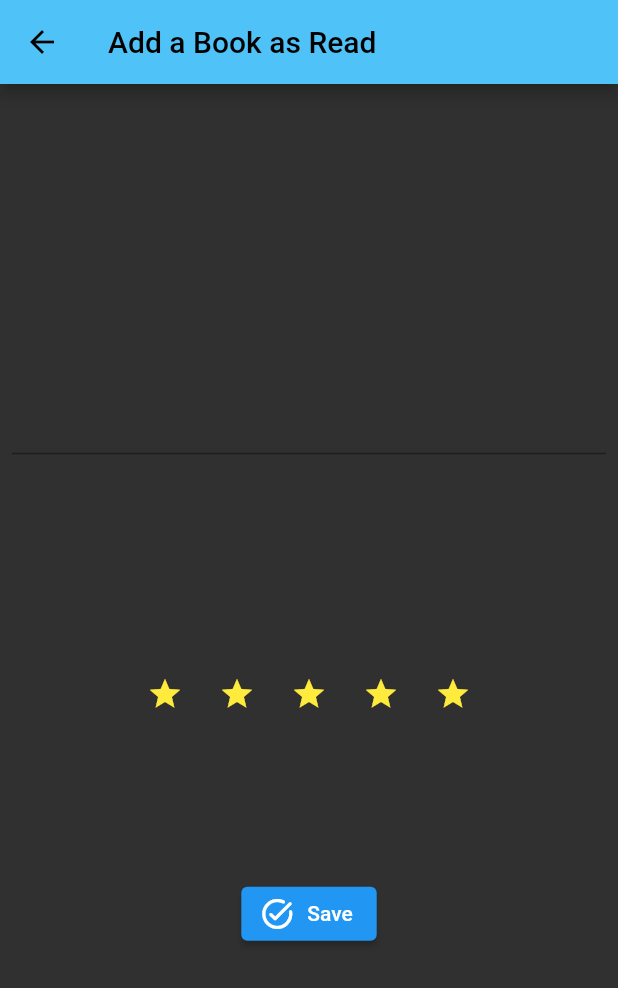
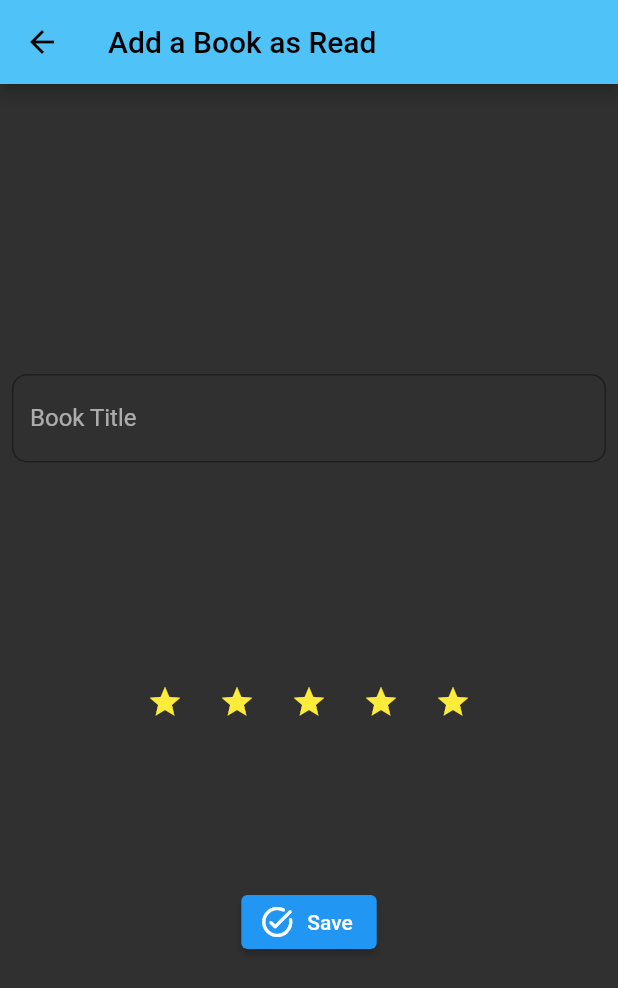
Before and after one commit to ErenalpKesici/Book-Goals, a Flutter app: the screen it shows after launch, after a tap on "Add a Book", on a phone screen of 412 x 824 dp. Shown: the top 988 px of the screen. Run offline on Flutter 3.47's test engine with Material 2 defaults, Android fonts, the light colour scheme and no system bars.

Commit message:
autocomplete decoration

```diff
--- a/lib/add_book.dart
+++ b/lib/add_book.dart
@@ -92,7 +92,18 @@ class AddBookPage extends State<AddBookPageSend>{
                   onSelected: (String selected){
                     bookSelected = books!.firstWhere(((element) => element.title==selected));
                   },
+                  fieldViewBuilder: (BuildContext context,TextEditingController textEditingController,FocusNode focusNode,VoidCallback onFieldSubmitted) {
+                    return TextFormField(
+                      controller: textEditingController,
+                      focusNode: focusNode,
+                      decoration: InputDecoration(labelText: 'Book Title', border: OutlineInputBorder(borderRadius: BorderRadius.circular(10)) ),
+                      onFieldSubmitted: (String value) {
+                        focusNode.unfocus();
+                      },
+                    );
+                  },
                 optionsBuilder: (TextEditingValue textEditingValue) async{
+                  if(textEditingValue.text == 'a')Focus.maybeOf(context)?.unfocus();
                   bookSelected.title = textEditingValue.text;
                   books = await _getTitles(textEditingValue.text);
                   if(books!.isNotEmpty){
--- a/lib/add_goal.dart
+++ b/lib/add_goal.dart
@@ -16,7 +16,7 @@ class AddGoalPageSend extends StatefulWidget{
   }
 }
 class AddGoalPage extends State<AddGoalPageSend>{
-  TextEditingController? tecGoalBooks = TextEditingController(text: save.goalBooks.toString()), tecGoalDuration = TextEditingController(text: save.goalDuration.toString());
+  TextEditingController? tecGoalBooks = TextEditingController(text:  save.goalBooks==0?'':save.goalBooks.toString()), tecGoalDuration = TextEditingController(text: save.goalDuration==0?'':save.goalDuration.toString());
   String? goalDurationType = save.goalDurationType!=""?save.goalDurationType:'Day(s)';
   @override
   Widget build(BuildContext context) {
--- a/lib/main.dart
+++ b/lib/main.dart
@@ -136,7 +136,7 @@ class _MyHomePageState extends State<MyHomePage> {
             FutureBuilder(
               future: readSave(),
               builder: (BuildContext context, AsyncSnapshot<dynamic> snapshot) {
-                if(snapshot.hasData && (save.goalBooks! > 0 || save.books!.isNotEmpty)){
+                if(snapshot.hasData && save.goalBooks! > 0 && save.books!.isNotEmpty){
                   return Column(
                     children: [
                       Row(
@@ -167,9 +167,9 @@ class _MyHomePageState extends State<MyHomePage> {
                                             padding: const EdgeInsets.fromLTRB(16, 16, 16, 0),
                                             child: Text((save.books!.length/save.goalBooks!*100).ceil().toString()+"%", textAlign: TextAlign.center,style: const TextStyle(color: Colors.black, fontStyle: FontStyle.italic, fontSize: 24),),
                                           ),
-                                           Padding(
-                                            padding: const EdgeInsets.fromLTRB(16, 16, 16, 0),
-                                            child: Text("books read", textAlign: TextAlign.center,style: const TextStyle(color: Colors.black, fontStyle: FontStyle.italic, fontSize: 16),),
+                                          const Padding(
+                                            padding: EdgeInsets.fromLTRB(16, 16, 16, 0),
+                                            child: Text("books read", textAlign: TextAlign.center,style: TextStyle(color: Colors.black, fontStyle: FontStyle.italic, fontSize: 16),),
                                           ),
                                         ],
                                       ) ,
```
Lines whose indentation alone changed are shown as unchanged.
